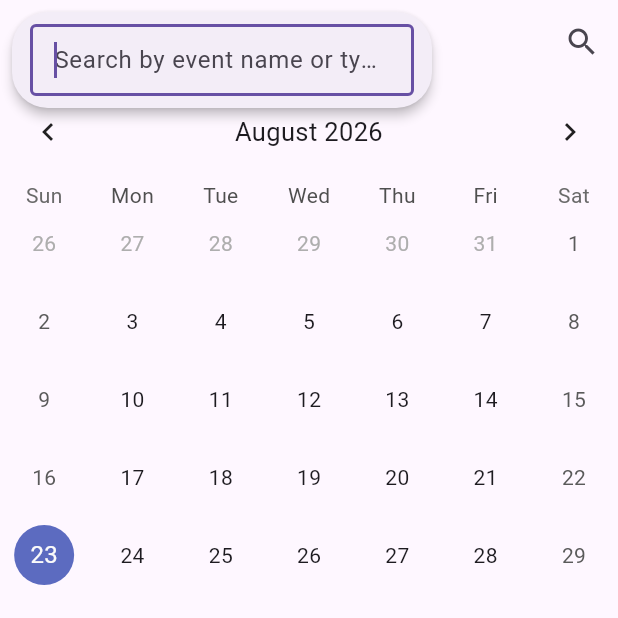
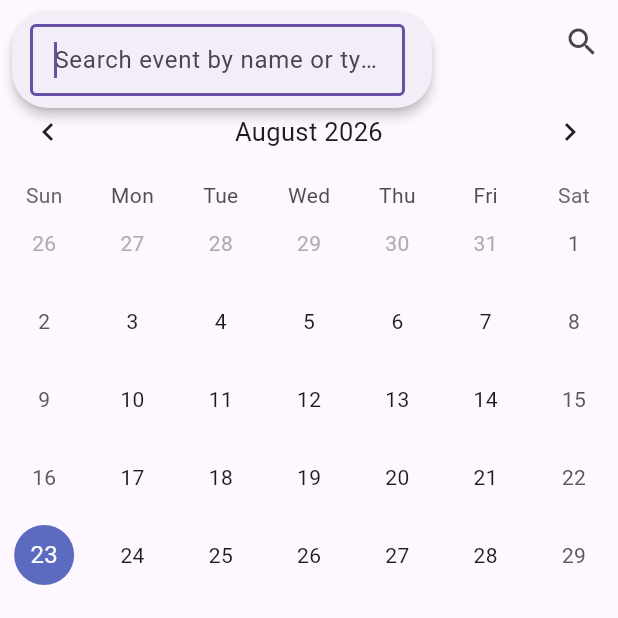
Before and after one commit to starwars-k/SceduleCalendar, a Flutter app: the screen it shows after launch, after a tap on the "search" icon, on a phone screen of 412 x 824 dp, the top half of it. Run offline on Flutter 3.47's test engine with Material 3 defaults, Android fonts, the light colour scheme and no system bars; drawn by our look-alikes of table_calendar; network calls fail.

Commit message:
Search function

```diff
--- a/calendar_frontend/lib/main.dart
+++ b/calendar_frontend/lib/main.dart
@@ -641,7 +641,7 @@ class _CalendarPageState extends State<CalendarPage> {
 
   List<DailyEvent> get _filteredEvents{
     final eventsForDay = _events.where((event){
-      return isSameDay(event.data, _selectedDay);
+      return isSameDay(event.startTime, _selectedDay);
     }).toList();
     if(_searchQuery.isEmpty){
       return eventsForDay;
@@ -740,6 +740,7 @@ class _CalendarPageState extends State<CalendarPage> {
                 ),
                 Offset.zero & overlay.size,
               );
+              String localQuery = '';
               await showMenu(
                 context: context,
                 position: position,
@@ -750,20 +751,63 @@ class _CalendarPageState extends State<CalendarPage> {
                   PopupMenuItem<String>(
                     value: 'search',
                     enabled: false,
-                    child: SizedBox(
-                      child: TextField(
+                    child: StatefulBuilder(
+                      builder:(context, menuSetState){
+                        final suggestions = _events.where((event){
+                          if(localQuery.isEmpty)return false;
+                          return event.title.toLowerCase().contains(localQuery.toLowerCase());
+                        }).toList();
+                        return SizedBox(
+                          width: 250,
+                          child: Column(
+                            mainAxisSize: MainAxisSize.min,
+                            children: [
+                              TextField(
                                 autofocus: true,
                                 decoration: const InputDecoration(
-                          hintText: 'Search by event name or type...',
+                                  hintText: 'Search event by name or type...',
                                   isDense: true,
                                   border: OutlineInputBorder(),
                                 ),
                                 onChanged: (value){
+                                  menuSetState((){
+                                    localQuery = value;
+                                  });
                                   setState((){
                                     _searchQuery = value.toLowerCase();
                                   });
                                 },
                               ),
+                              if(localQuery.isNotEmpty && suggestions.isNotEmpty)
+                                Container(
+                                  constraints: const BoxConstraints(maxHeight: 150),
+                                  child: ListView.builder(
+                                    shrinkWrap: true,
+                                    itemCount: suggestions.length,
+                                    itemBuilder: (context, index){
+                                      final event = suggestions[index];
+                                      return ListTile(
+                                        dense: true,
+                                        title: Text(
+                                          event.title,
+                                          style: const TextStyle(fontSize: 14),
+                                        ),
+                                        onTap: (){
+                                          Navigator.pop(context);
+                                          setState((){
+                                            _selectedDay = event.startTime;
+                                            _focusedDay = event.startTime;
+                                            _searchQuery = event.title.toLowerCase();
+                                          });
+                                        },
+                                      );
+                                    },
+                                  ),
+                                ),
+                            ],
+                          ),
+                        );
+                      },
                     ),
                   ),
                 ],
```
Lines whose indentation alone changed are shown as unchanged.
